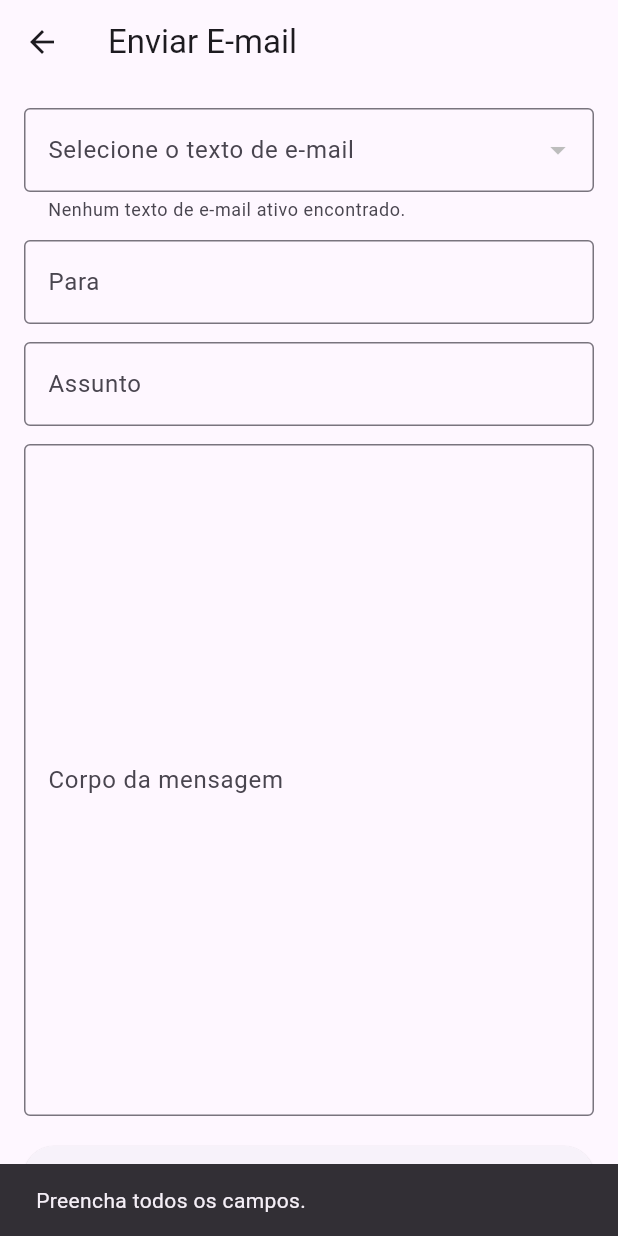
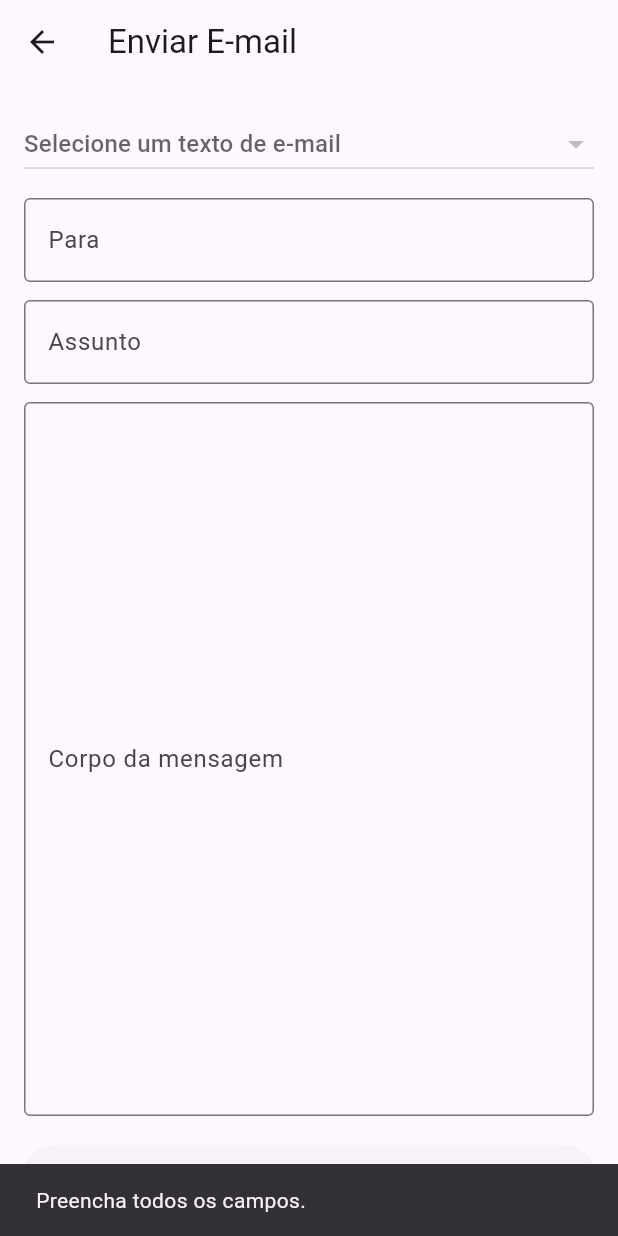
Before and after one commit to Dantas2707/TCC, a Flutter app: the EnviarEmailPage screen opened directly, after a tap on "Enviar E-mail", on a phone screen of 412 x 824 dp. Run offline on Flutter 3.47's test engine with Material 3 defaults, Android fonts, the phone set to English and light mode, and no system bars; our stand-ins replace cloud_firestore, file_picker, firebase_auth, firebase_core, firebase_storage, permission_handler; missing offline and left inert: flutter_background_messenger; accounts and stored records are empty.

Commit message:
envio de emails consertado

```diff
--- a/lib/Pages/tela_enviar_email.dart
+++ b/lib/Pages/tela_enviar_email.dart
@@ -1,9 +1,6 @@
-// lib/pages/enviar_email_page.dart
 import 'package:flutter/material.dart';
-import 'package:cloud_firestore/cloud_firestore.dart';
-
-// ⚠️ Ajuste este import conforme o nome real do arquivo onde está a classe EmailBackendService:
-import '../services/enviar_email.dart'; // se o seu arquivo se chama enviar_email.dart, troque aqui
+import '../services/enviar_email.dart' as es; // Usando 'es' como prefixo para EmailBackendService
+import '../services/firestore.dart' as fs;  // Usando 'fs' como prefixo para FirestoreService
 
 class EnviarEmailPage extends StatefulWidget {
   const EnviarEmailPage({Key? key}) : super(key: key);
@@ -13,35 +10,52 @@ class EnviarEmailPage extends StatefulWidget {
 }
 
 class _EnviarEmailPageState extends State<EnviarEmailPage> {
-  final _toCtrl = TextEditingController();
-  final _subjCtrl = TextEditingController();
-  final _bodyCtrl = TextEditingController();
+  final _toCtrl = TextEditingController(); // Controle para o e-mail de destino
+  final _subjCtrl = TextEditingController(); // Controle para o assunto
+  final _bodyCtrl = TextEditingController(); // Controle para o corpo da mensagem
+  bool _sending = false; // Flag para indicar se está enviando
+  String? _selectedMessage; // Armazena o texto da mensagem selecionada
 
-  final _emailBackend = EmailBackendService();
-
-  bool _sending = false;
-
-  // selecionamos por ID de documento (evita diferenças de nome/acentos/maiusc)
-  String? _selectedDocId;
+  late fs.FirestoreService _firestoreService;  // Usando FirestoreService com o prefixo 'fs'
+  List<String> _textosEmails = []; // Lista de textos de e-mails
 
   @override
-  void dispose() {
-    _toCtrl.dispose();
-    _subjCtrl.dispose();
-    _bodyCtrl.dispose();
-    super.dispose();
+  void initState() {
+    super.initState();
+    _firestoreService = fs.FirestoreService(); // Usando o serviço FirestoreService do firestore.dart com o prefixo 'fs'
+    _loadTextosEmails();
   }
 
-  bool _isEmailValido(String email) {
-    final regex = RegExp(r'^[^\s@]+@[^\s@]+\.[^\s@]+$');
-    return regex.hasMatch(email);
+  // Carregar os textos de e-mails ativos
+  Future<void> _loadTextosEmails() async {
+    final textos = await _firestoreService.listarNomesTextosEmails();  // Corrigindo o uso do método
+    setState(() {
+      _textosEmails = textos;
+    });
   }
 
-  Future<void> _onEnviar() async {
+  // Preencher os campos com o conteúdo da mensagem selecionada
+  Future<void> _onMessageSelected(String? messageName) async {
+    if (messageName == null) return;
+
+    // Buscar o documento do e-mail selecionado
+    final textoEmail = await _firestoreService.buscarTextoEmail(messageName);  // Corrigindo o uso do método
+
+    if (textoEmail != null) {
+      // Preencher os campos com os dados do texto selecionado
+      _subjCtrl.text = textoEmail['nome'] ?? '';
+      _bodyCtrl.text = textoEmail['textoEmail'] ?? '';
+    }
+  }
+
+  // Função para enviar e-mail dinamicamente
+  Future<void> _enviarEmailDinamico() async {
   final to = _toCtrl.text.trim();
   final subject = _subjCtrl.text.trim();
-    final body = _bodyCtrl.text.trim();
+  final body = _bodyCtrl.text.trim();  // Corpo do e-mail em texto simples
+  final htmlBody = "<h1>Exemplo de corpo em HTML</h1><p>Este é um exemplo de e-mail com HTML.</p>"; // Corpo em HTML
 
+  // Verifique se todos os campos estão preenchidos
   if (to.isEmpty || subject.isEmpty || body.isEmpty) {
     ScaffoldMessenger.of(context).showSnackBar(
       const SnackBar(content: Text('Preencha todos os campos.')),
@@ -49,150 +63,62 @@ class _EnviarEmailPageState extends State<EnviarEmailPage> {
     return;
   }
 
-    if (!_isEmailValido(to)) {
-      ScaffoldMessenger.of(context).showSnackBar(
-        const SnackBar(content: Text('Informe um e-mail válido.')),
-      );
-      return;
-    }
+  try {
+    setState(() => _sending = true);
 
-    setState(() => _sending = true);
-    try {
-      await _emailBackend.enviarEmailViaBackend(
+    // Chama o serviço de backend para enviar o e-mail
+    final emailService = es.EmailBackendService(); // Usando o serviço de enviar e-mail do 'enviar_email.dart' com o prefixo 'es'
+    await emailService.enviarEmailViaBackend(
       to: to,
       subject: subject,
-        body: body,
+      body: body,  // Corpo em texto simples
+      htmlBody: htmlBody, // Corpo em HTML (se fornecido)
     );
 
-      if (!mounted) return;
+    // Exibe a mensagem de sucesso
     ScaffoldMessenger.of(context).showSnackBar(
       const SnackBar(content: Text('E-mail enviado com sucesso!')),
     );
-
-      _toCtrl.clear();
-      _subjCtrl.clear();
-      _bodyCtrl.clear();
-      setState(() => _selectedDocId = null);
   } catch (e) {
-      if (!mounted) return;
+    // Exibe a mensagem de erro
     ScaffoldMessenger.of(context).showSnackBar(
       SnackBar(content: Text('Erro ao enviar: $e')),
     );
   } finally {
-      if (mounted) setState(() => _sending = false);
+    setState(() => _sending = false);
   }
 }
 
+
   @override
   Widget build(BuildContext context) {
-    // 🔹 Consulta DIRETA ao Firestore (coleção: textosEmails)
-    final stream = FirebaseFirestore.instance
-        .collection('textosEmails')
-        .where('inativar', isEqualTo: false) // apenas ativos
-        .snapshots();
-
     return Scaffold(
       appBar: AppBar(title: const Text('Enviar E-mail')),
       body: Padding(
         padding: const EdgeInsets.all(16),
         child: Column(
           children: [
-            StreamBuilder<QuerySnapshot<Map<String, dynamic>>>(
-              stream: stream,
-              builder: (context, snapshot) {
-                // 1) Loading visual do tamanho do dropdown
-                if (snapshot.connectionState == ConnectionState.waiting) {
-                  return const SizedBox(
-                    height: 56,
-                    child: Align(
-                      alignment: Alignment.centerLeft,
-                      child: Padding(
-                        padding: EdgeInsets.symmetric(horizontal: 12),
-                        child: CircularProgressIndicator(),
-                      ),
-                    ),
+            // Dropdown para selecionar o texto do e-mail
+            DropdownButton<String>(
+              value: _selectedMessage,
+              hint: const Text('Selecione um texto de e-mail'),
+              isExpanded: true,
+              onChanged: (value) {
+                setState(() {
+                  _selectedMessage = value;
+                });
+                _onMessageSelected(value); // Preencher os campos
+              },
+              items: _textosEmails.map((String message) {
+                return DropdownMenuItem<String>(
+                  value: message,
+                  child: Text(message),
                 );
-                }
-
-                // 2) Erro
-                if (snapshot.hasError) {
-                  return DropdownButtonFormField<String>(
-                    isExpanded: true,
-                    value: null,
-                    items: const [],
-                    decoration: const InputDecoration(
-                      labelText: 'Selecione o texto de e-mail',
-                      border: OutlineInputBorder(),
-                      errorText: 'Erro ao carregar textos',
-                    ),
-                    onChanged: null,
-                  );
-                }
-
-                // 3) Monta lista de itens a partir dos docs
-                final docs = snapshot.data?.docs ??
-                    <QueryDocumentSnapshot<Map<String, dynamic>>>[];
-                // (se houver docs com inativar == true por engano, filtramos novamente)
-                final ativos = docs
-                    .where((d) => (d.data()['inativar'] ?? false) == false)
-                    .toList();
-
-                // DEBUG opcional
-                // debugPrint('Docs ativos: ${ativos.length}');
-                // for (final d in ativos) {
-                //   debugPrint(' - ${d.id} | ${(d.data()['nome'] ?? '').toString()}');
-                // }
-
-                if (ativos.isEmpty) {
-                  return DropdownButtonFormField<String>(
-                    isExpanded: true,
-                    value: null,
-                    items: const [],
-                    decoration: const InputDecoration(
-                      labelText: 'Selecione o texto de e-mail',
-                      border: OutlineInputBorder(),
-                      helperText: 'Nenhum texto de e-mail ativo encontrado.',
-                    ),
-                    onChanged: null,
-                  );
-                }
-
-                // garante que o value atual é válido
-                final ids = ativos.map((d) => d.id).toList();
-                final safeValue =
-                    ids.contains(_selectedDocId) ? _selectedDocId : null;
-
-                return DropdownButtonFormField<String>(
-                  isExpanded: true,
-                  value: safeValue,
-                  items: ativos
-                      .map(
-                        (d) => DropdownMenuItem<String>(
-                          value: d.id,
-                          child: Text((d.data()['nome'] ?? '').toString()),
-                        ),
-                      )
-                      .toList(),
-                  decoration: const InputDecoration(
-                    labelText: 'Selecione o texto de e-mail',
-                    border: OutlineInputBorder(),
-                  ),
-                  onChanged: (value) {
-                    setState(() => _selectedDocId = value);
-                    if (value == null) return;
-
-                    // Preenche DIRETO do doc selecionado (sem nova query)
-                    final chosen = ativos.firstWhere((d) => d.id == value);
-                    final data = chosen.data();
-                    _subjCtrl.text = (data['nome'] ?? '').toString();
-                    _bodyCtrl.text = (data['textoEmail'] ?? '').toString();
-
-                    // debugPrint('Selecionado: ${chosen.id} | ${_subjCtrl.text} | len=${_bodyCtrl.text.length}');
-                  },
-                );
-              },
+              }).toList(),
             ),
             const SizedBox(height: 12),
+
+            // Campo para o e-mail de destino
             TextField(
               controller: _toCtrl,
               decoration: const InputDecoration(
@@ -202,6 +128,8 @@ class _EnviarEmailPageState extends State<EnviarEmailPage> {
               keyboardType: TextInputType.emailAddress,
             ),
             const SizedBox(height: 12),
+
+            // Campo para o assunto
             TextField(
               controller: _subjCtrl,
               decoration: const InputDecoration(
@@ -210,6 +138,8 @@ class _EnviarEmailPageState extends State<EnviarEmailPage> {
               ),
             ),
             const SizedBox(height: 12),
+
+            // Campo para o corpo da mensagem
             Expanded(
               child: TextField(
                 controller: _bodyCtrl,
@@ -222,10 +152,12 @@ class _EnviarEmailPageState extends State<EnviarEmailPage> {
               ),
             ),
             const SizedBox(height: 16),
+
+            // Botão para enviar e-mail dinamicamente
             SizedBox(
               width: double.infinity,
               child: ElevatedButton(
-                onPressed: _sending ? null : _onEnviar,
+                onPressed: _sending ? null : _enviarEmailDinamico,
                 child: _sending
                     ? const SizedBox(
                         width: 20,
--- a/lib/services/firestore.dart
+++ b/lib/services/firestore.dart
@@ -533,4 +533,36 @@ class FirestoreService {
   Stream<QuerySnapshot> listarConfigsAtivas() {
     return config.where('ativo', isEqualTo: true).snapshots();
   }
+  /// Stream com os textos de e-mail ativos (para usar com StreamBuilder)
+  Stream<QuerySnapshot<Map<String, dynamic>>> listarTextosEmailsAtivos() {
+    return textosEmails
+        .where('inativar', isEqualTo: false)
+        .withConverter<Map<String, dynamic>>(
+          fromFirestore: (snap, _) => snap.data() as Map<String, dynamic>,
+          toFirestore: (data, _) => data,
+        )
+        .snapshots();
+  }
+
+  /// Busca um documento de texto de e-mail por nome (se ativo)
+  Future<Map<String, dynamic>?> buscarTextoEmail(String nome) async {
+    final snapshot = await textosEmails
+        .where('nome', isEqualTo: nome)
+        .where('inativar', isEqualTo: false)
+        .limit(1)
+        .get();
+
+    if (snapshot.docs.isEmpty) return null;
+    return snapshot.docs.first.data() as Map<String, dynamic>;
+  }
+
+  /// 🔹 Novo: Lista apenas os nomes dos textos ativos (útil para Dropdown)
+  Future<List<String>> listarNomesTextosEmails() async {
+    final query = await textosEmails.where('inativar', isEqualTo: false).get();
+
+    return query.docs
+        .map((doc) => (doc['nome'] ?? '').toString())
+        .where((nome) => nome.isNotEmpty)
+        .toList();
+  }
 }
```
Also changed, not shown: lib/services/enviar_email.dart (+25 -41 lines), pubspec.lock, 1 other file. Lines whose indentation alone changed are shown as unchanged.
